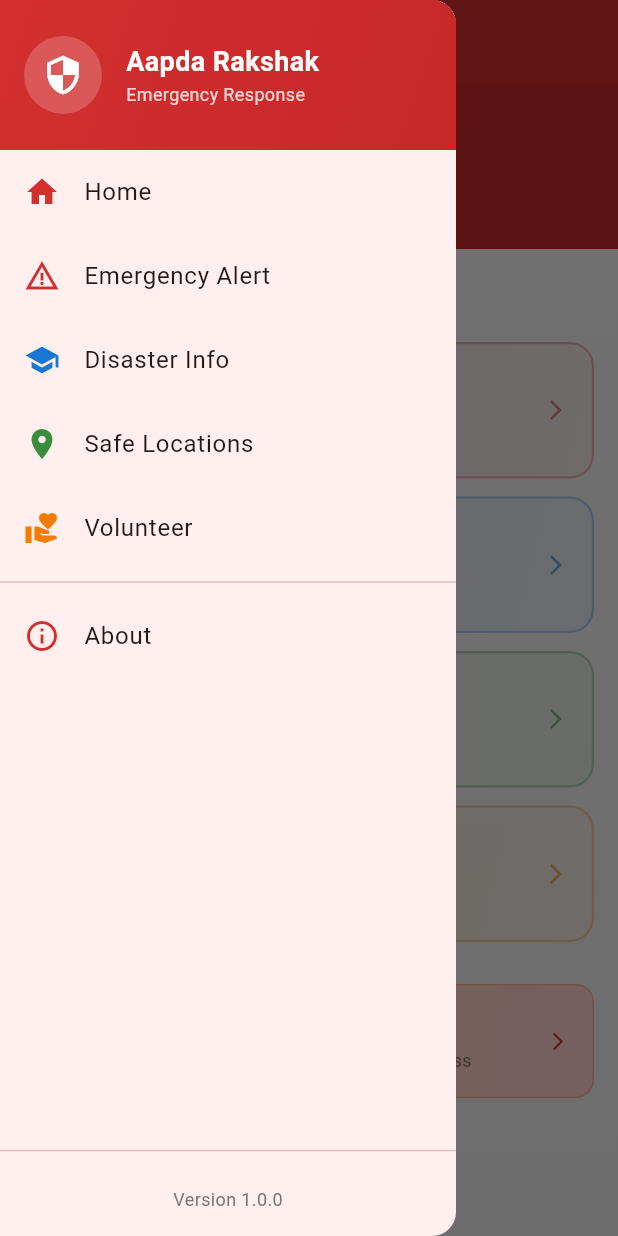
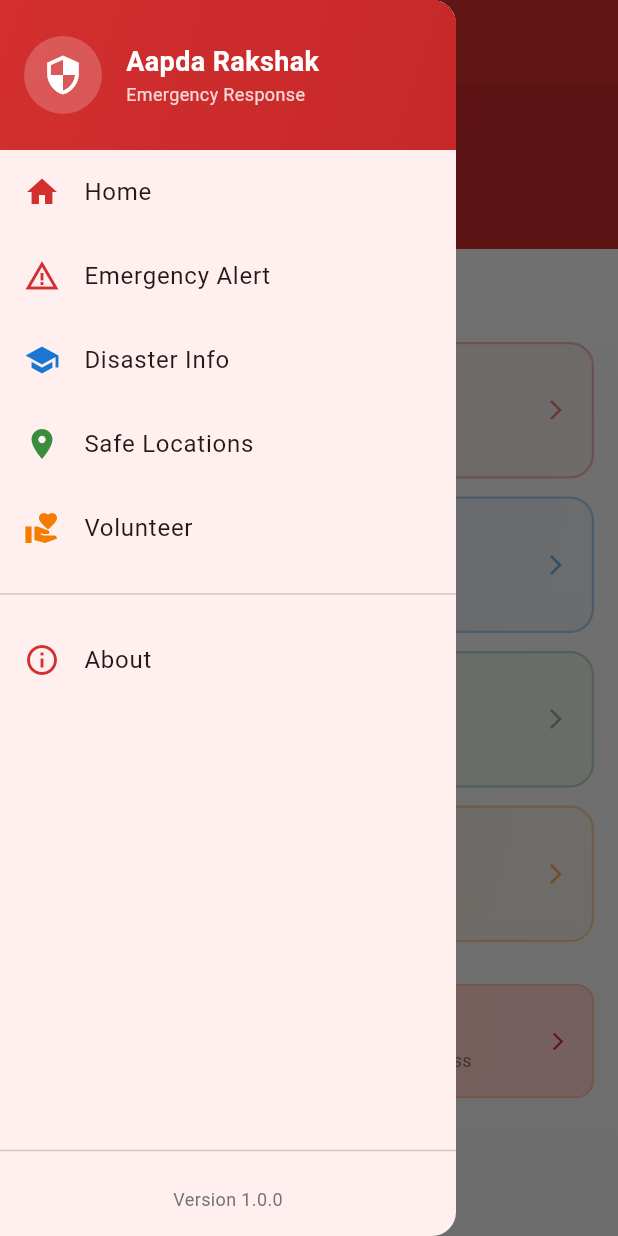
Before and after one commit to prashantk17/Aapda-Rakshak, a Flutter app: the screen it shows after launch, with the side drawer open, on a phone screen of 412 x 824 dp. Run offline on Flutter 3.47's test engine with Material 3 defaults, Android fonts, the phone set to English and light mode, and no system bars.

Commit message:
Initial commit

```diff
--- a/lib/main.dart
+++ b/lib/main.dart
@@ -26,7 +26,7 @@ class AapdaRakshakApp extends StatelessWidget {
           backgroundColor: Color(0xFFD32F2F),
           foregroundColor: Colors.white,
         ),
-        cardTheme: CardTheme(
+        cardTheme: CardThemeData(
           elevation: 2,
           shape: RoundedRectangleBorder(borderRadius: BorderRadius.circular(12)),
         ),
--- a/lib/screens/home_screen.dart
+++ b/lib/screens/home_screen.dart
@@ -260,7 +260,10 @@ class HomeScreen extends StatelessWidget {
                 Navigator.push(context, MaterialPageRoute(builder: (_) => VolunteerScreen()));
               },
             ),
-            Divider(margin: EdgeInsets.symmetric(vertical: 8)),
+            Padding(
+              padding: EdgeInsets.symmetric(vertical: 8),
+              child: Divider(),
+            ),
             ListTile(
               leading: Icon(Icons.info_outline, color: Color(0xFFD32F2F)),
               title: Text('About'),
```
Also changed, not shown: lib/screens/live_map_screen.dart (added, +35 -0 lines), lib/models/report_model.dart (added).
